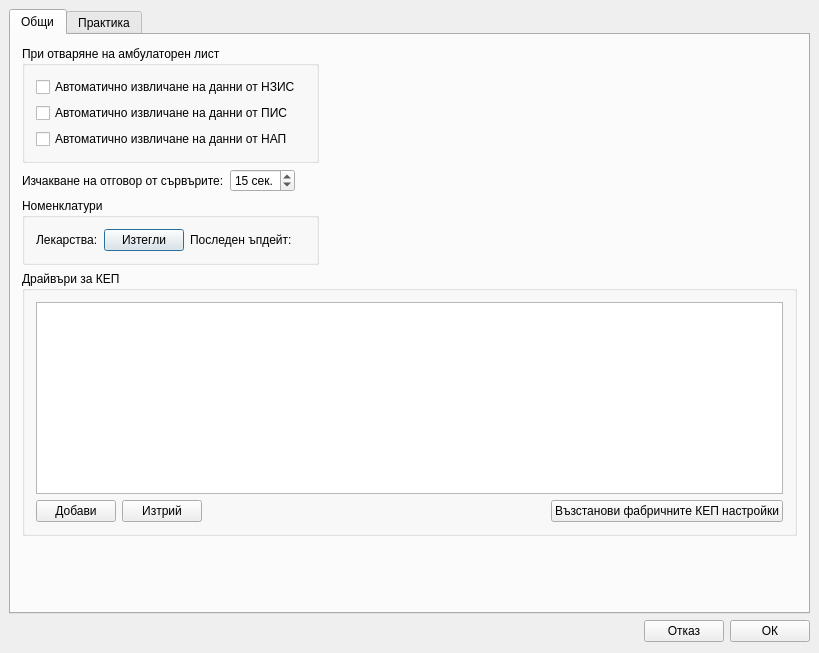
Qt form src/View/Widgets/SettingsDialog.ui (thefinalcutbg/DinoDent) before a commit.
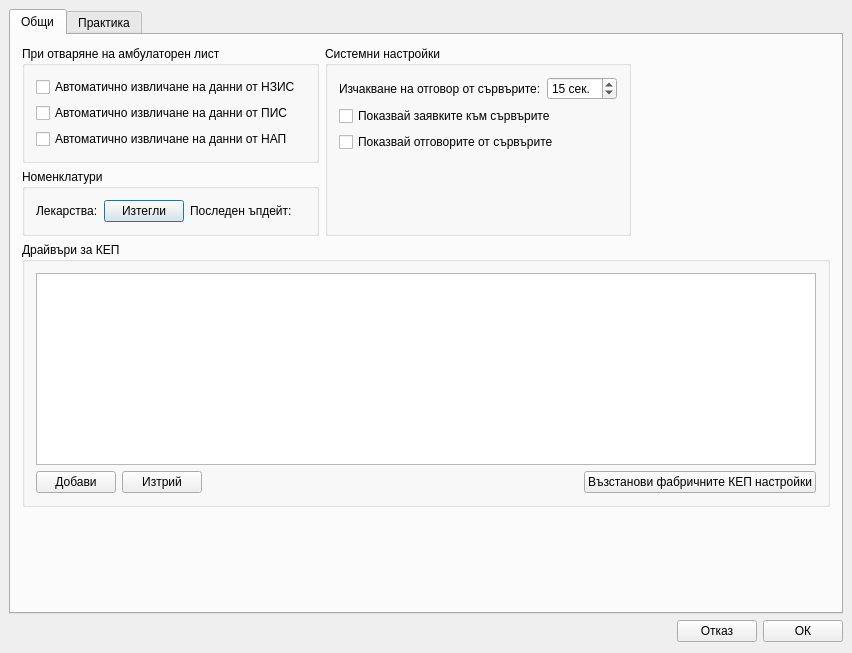
The same form after that commit. Custom widgets are drawn as their Qt base class.

Commit message: Debug request and reply message implemented

Diff of the .ui file:
```diff
--- a/src/View/Widgets/SettingsDialog.ui
+++ b/src/View/Widgets/SettingsDialog.ui
@@ -6,7 +6,7 @@
    <rect>
     <x>0</x>
     <y>0</y>
-    <width>819</width>
+    <width>852</width>
     <height>653</height>
    </rect>
   </property>
@@ -76,55 +76,6 @@
              </layout>
             </widget>
            </item>
-           <item>
-            <layout class="QHBoxLayout" name="horizontalLayout_3">
-             <property name="bottomMargin">
-              <number>0</number>
-             </property>
-             <item>
-              <widget class="QLabel" name="label_3">
-               <property name="text">
-                <string>Изчакване на отговор от сървърите:</string>
-               </property>
-              </widget>
-             </item>
-             <item>
-              <widget class="QSpinBox" name="timeoutSpin">
-               <property name="sizePolicy">
-                <sizepolicy hsizetype="Preferred" vsizetype="Fixed">
-                 <horstretch>0</horstretch>
-                 <verstretch>0</verstretch>
-                </sizepolicy>
-               </property>
-               <property name="suffix">
-                <string> сек.</string>
-               </property>
-               <property name="minimum">
-                <number>1</number>
-               </property>
-               <property name="maximum">
-                <number>60</number>
-               </property>
-               <property name="value">
-                <number>15</number>
-               </property>
-              </widget>
-             </item>
-             <item>
-              <spacer name="horizontalSpacer_3">
-               <property name="orientation">
-                <enum>Qt::Horizontal</enum>
-               </property>
-               <property name="sizeHint" stdset="0">
-                <size>
-                 <width>0</width>
-                 <height>20</height>
-                </size>
-               </property>
-              </spacer>
-             </item>
-            </layout>
-           </item>
            <item>
             <widget class="QGroupBox" name="groupBox_2">
              <property name="minimumSize">
@@ -186,6 +137,97 @@
            </item>
           </layout>
          </item>
+         <item>
+          <widget class="QGroupBox" name="groupBox_4">
+           <property name="title">
+            <string>Системни настройки</string>
+           </property>
+           <layout class="QVBoxLayout" name="verticalLayout_10">
+            <item>
+             <layout class="QHBoxLayout" name="horizontalLayout_3">
+              <property name="bottomMargin">
+               <number>0</number>
+              </property>
+              <item>
+               <widget class="QLabel" name="label_3">
+                <property name="text">
+                 <string>Изчакване на отговор от сървърите:</string>
+                </property>
+               </widget>
+              </item>
+              <item>
+               <widget class="QSpinBox" name="timeoutSpin">
+                <property name="sizePolicy">
+                 <sizepolicy hsizetype="Preferred" vsizetype="Fixed">
+                  <horstretch>0</horstretch>
+                  <verstretch>0</verstretch>
+                 </sizepolicy>
+                </property>
+                <property name="minimumSize">
+                 <size>
+                  <width>70</width>
+                  <height>0</height>
+                 </size>
+                </property>
+                <property name="suffix">
+                 <string> сек.</string>
+                </property>
+                <property name="minimum">
+                 <number>1</number>
+                </property>
+                <property name="maximum">
+                 <number>60</number>
+                </property>
+                <property name="value">
+                 <number>15</number>
+                </property>
+               </widget>
+              </item>
+              <item>
+               <spacer name="horizontalSpacer_3">
+                <property name="orientation">
+                 <enum>Qt::Horizontal</enum>
+                </property>
+                <property name="sizeHint" stdset="0">
+                 <size>
+                  <width>0</width>
+                  <height>20</height>
+                 </size>
+                </property>
+               </spacer>
+              </item>
+             </layout>
+            </item>
+            <item>
+             <widget class="QCheckBox" name="requestsCheck">
+              <property name="text">
+               <string>Показвай заявките към сървърите</string>
+              </property>
+             </widget>
+            </item>
+            <item>
+             <widget class="QCheckBox" name="repliesCheck">
+              <property name="text">
+               <string>Показвай отговорите от сървърите</string>
+              </property>
+             </widget>
+            </item>
+            <item>
+             <spacer name="verticalSpacer_2">
+              <property name="orientation">
+               <enum>Qt::Vertical</enum>
+              </property>
+              <property name="sizeHint" stdset="0">
+               <size>
+                <width>20</width>
+                <height>40</height>
+               </size>
+              </property>
+             </spacer>
+            </item>
+           </layout>
+          </widget>
+         </item>
          <item>
           <spacer name="horizontalSpacer_2">
            <property name="orientation">
```
The commit also changes 30 other files.
